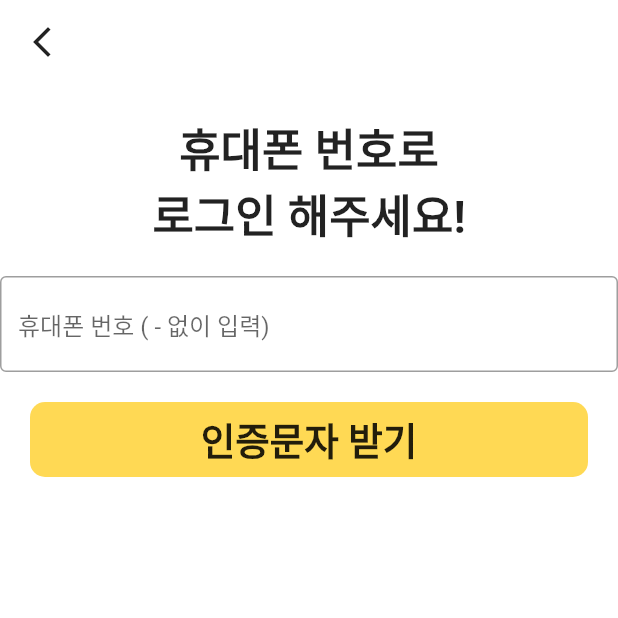
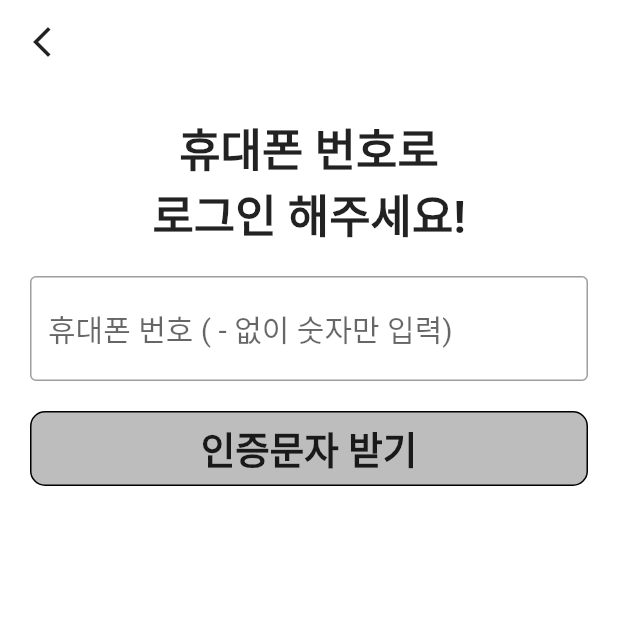
Before and after one commit to Donne-All-Around/DonneAllAround, a Flutter app: the screen it shows after launch, after a tap on "로그인", on a phone screen of 412 x 824 dp, the top half of it. Run offline on Flutter 3.47's test engine with Material 2 defaults, Android fonts, the phone set to English and light mode, and no system bars; our stand-ins replace awesome_bottom_bar.

Commit message:
0913  ha 시작페이지 이미지 추가 및 로그인 페이지 수정중

```diff
--- a/login/lib/login_page.dart
+++ b/login/lib/login_page.dart
@@ -11,18 +11,30 @@ class LoginPage extends StatefulWidget {
 class _LoginPageState extends State<LoginPage> {
 
   final _phoneNumberController = TextEditingController();
+  bool _isButtonEnabled = false; // 버튼 활성화 상태를 저장 하는 변수
+  bool _showVerification = false; // 버튼 클릭시 스크롤
+  TextEditingController _verificationController = TextEditingController(); // 인증번호 입력칸 컨트롤러
 
-  bool _isVaild(){
-    return (_phoneNumberController.text.length == 13);
+  bool _isValid(){
+    final phoneNumber = _phoneNumberController.text.replaceAll('-', '');
+    final isValid = phoneNumber.length == 11;  // 하이픈을 제거하고 11자리인지 확인
+    setState(() {
+      _isButtonEnabled = isValid; // 버튼 활성화 상태 업데이트
+    });
+    return isValid;
   }
 
   void _text() {
     // 인증문자 받기
+    setState(() {
+      _showVerification = true;
+    });
   }
 
   @override
   void dispose(){
     _phoneNumberController.dispose();
+    _verificationController.dispose(); // 컨트롤러 해제
     super.dispose();
   }
 
@@ -46,12 +58,14 @@ class _LoginPageState extends State<LoginPage> {
             ),
             elevation: 0,
           ),
-          body: Center(
+          body: SingleChildScrollView(
+            child: Center(
               child: Column(
                 children: [
                   const SizedBox(
                     height: 20,
                   ),
+                  if (!_showVerification)
                     const Text(
                       '휴대폰 번호로',
                       textAlign: TextAlign.start,
@@ -60,6 +74,7 @@ class _LoginPageState extends State<LoginPage> {
                         fontSize: 30,
                       ),
                     ),
+                  if (!_showVerification)
                     const Text(
                       '로그인 해주세요!',
                       textAlign: TextAlign.start,
@@ -71,45 +86,56 @@ class _LoginPageState extends State<LoginPage> {
                   const SizedBox(
                     height: 20,
                   ),
-                TextField(
+                  Container(
+                    margin: const EdgeInsets.symmetric(horizontal: 20),
+                    child: TextField(
                       controller: _phoneNumberController,// 전화번호 입력칸
-                  keyboardType: TextInputType.number,
+                      keyboardType: TextInputType.number, // 키보드 숫자로 나타남
                       inputFormatters: [
                         FilteringTextInputFormatter.digitsOnly, //숫자만!
                         NumberFormatter(), // 자동하이픈
                         LengthLimitingTextInputFormatter(13),
                         //13자리만 입력받도록 하이픈 2개+숫자 11개
                       ],
-                  decoration: const InputDecoration(
-                      border: OutlineInputBorder(),
-                      hintText: '휴대폰 번호 ( - 없이 입력)',
+                      style: const TextStyle(
+                        fontSize: 20,
+                      ),
+                      decoration:const InputDecoration(
+                        border: OutlineInputBorder(
+                          // borderSide: BorderSide(color: Colors.black),
+                        ),
+                        hintText: '휴대폰 번호 ( - 없이 숫자만 입력)',
+                        labelStyle: TextStyle(
+                          fontSize: 20,
+                          // textAlign: TextAlign.center,
+                        ),
                         // contentPadding: EdgeInsets.all(20.0),
                       ),
                       // 입력값 변할 때마다 setState 호출해서 위젯 업데이트 (disable 설정 반영위해)
                       onChanged: (text){
                         setState(() {
-
+                          _isButtonEnabled = _isValid(); // 입력값이 변경될 때마다 검증 수행
                         });
                       },
+                    ),
                   ),
                   const SizedBox(height: 20,),
                   GestureDetector(
                     onTap: (){
-                  //   Navigator.push(
-                  //     context,
-                  //     MaterialPageRoute(builder: (context) => const LoginPage()),
-                  //   );
-                  _isVaild()? _text : null;
+                      if (_isValid()) {
+                        // 버튼을 활성화하고 이벤트를 처리합니다.
+                        _text();
+                      }
                     },
                     child: Container(
                       margin: const EdgeInsets.fromLTRB(20, 0, 20, 0),
                       height: 50,
                       width: double.infinity,
-                    decoration: const BoxDecoration(
-                      borderRadius: BorderRadius.all(
-                        Radius.circular(10),
+                      decoration:  BoxDecoration(
+                        borderRadius: BorderRadius.circular(10),
+                        border: Border.all(
                         ),
-                      color: Color(0xFFFFD954),
+                        color: _isButtonEnabled ? Colors.white : Colors.grey[400], // 버튼 색상 변경
                       ),
                       child: const Center(
                         child: Text(
@@ -119,7 +145,41 @@ class _LoginPageState extends State<LoginPage> {
                       ),
                     ),
                   ),
+                  const SizedBox(height: 20,),
+                  if (_showVerification) // 인증번호 입력 관련 위젯 표시
+                    Column(
+                      children: [
+                        Container(
+                          margin: const EdgeInsets.symmetric(horizontal: 20),
+                          child: TextField(
+                            controller: _verificationController, // 인증번호 입력칸
+                            keyboardType: TextInputType.number, // 키보드 숫자로 나타남
+                            inputFormatters: [
+                              FilteringTextInputFormatter.digitsOnly, //숫자만!
+                              LengthLimitingTextInputFormatter(6),
+                              // 6자리 숫자만 입력받도록
                             ],
+                            style: const TextStyle(
+                              fontSize: 20,
+                            ),
+                            decoration: const InputDecoration(
+                              border: OutlineInputBorder(
+                                // borderSide: BorderSide(color: Colors.black),
+                              ),
+                              hintText: '인증번호 입력',
+                              labelStyle: TextStyle(
+                                fontSize: 20,
+                              ),
+                              // contentPadding: EdgeInsets.all(20.0),
+                            ),
+                          ),
+                        ),
+                        const SizedBox(height: 20,),
+                        // 인증번호 받기 버튼 등을 여기에 추가
+                      ],
+                    ),
+                ],
+              ),
             ),
           ),
         ),
--- a/login/lib/start_page.dart
+++ b/login/lib/start_page.dart
@@ -23,6 +23,10 @@ class StartPage extends StatelessWidget {
               '동네에서 가볍게, 내 손안의 은행',
               textAlign: TextAlign.center,
               style: TextStyle(fontWeight: FontWeight.bold,fontSize: 20,color: Colors.grey),
+            ),
+            // 로고 이미지
+            Container(
+              child: Image.asset('assets/images/good_don.png'),
             ),
             //로그인 버튼
             GestureDetector(
```
Lines whose indentation alone changed are shown as unchanged.
